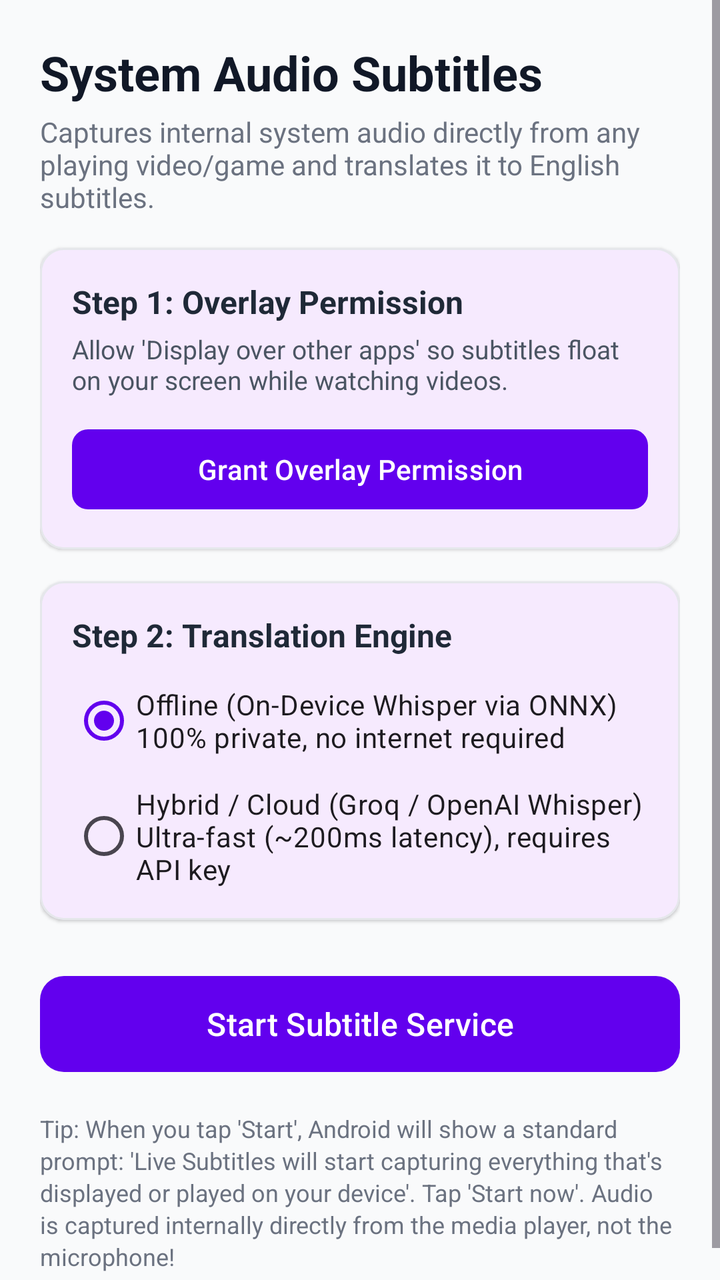
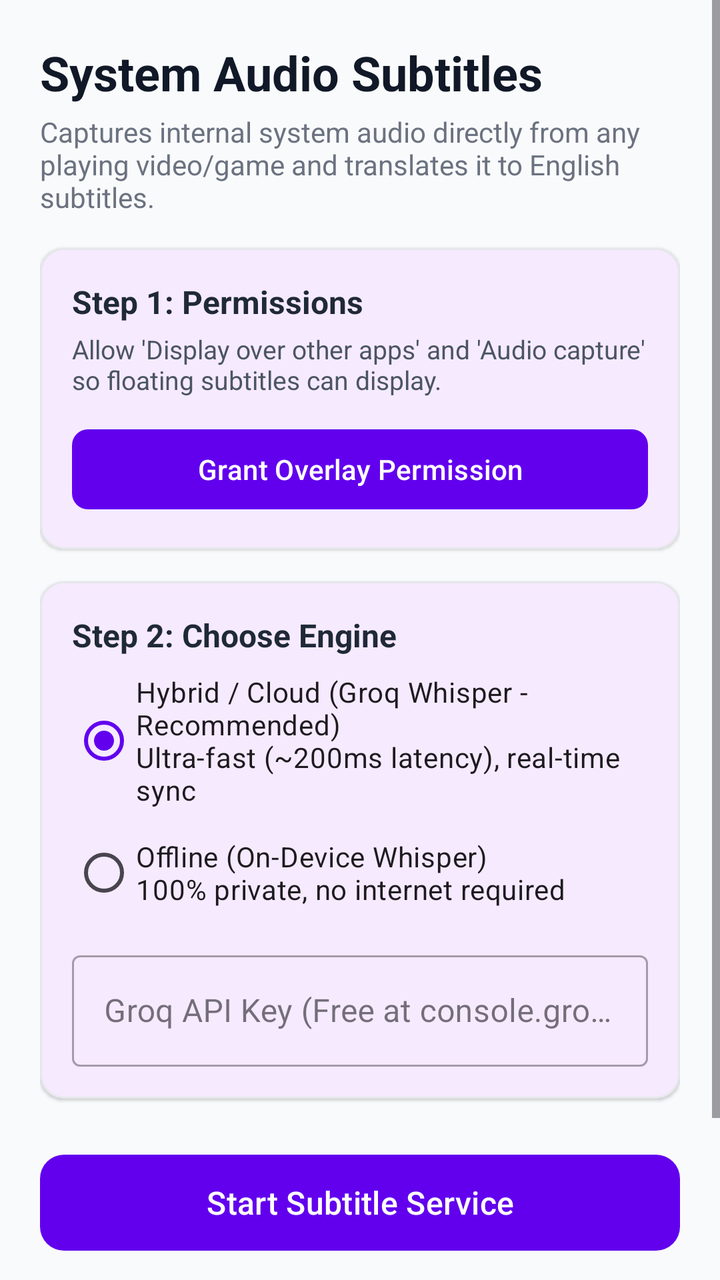

Compare the two renders of this Android layout. The source of the first and the diff that turns it into the second are given below.
<!-- AndroidManifest.xml: application theme Theme.LiveSubtitles -->
<!-- res/layout/activity_main.xml -->
<?xml version="1.0" encoding="utf-8"?>
<ScrollView xmlns:android="http://schemas.android.com/apk/res/android"
    xmlns:app="http://schemas.android.com/apk/res-auto"
    android:layout_width="match_parent"
    android:layout_height="match_parent"
    android:fillViewport="true"
    android:background="#F9FAFB">

    <LinearLayout
        android:layout_width="match_parent"
        android:layout_height="wrap_content"
        android:orientation="vertical"
        android:padding="20dp">

        
        <TextView
            android:layout_width="wrap_content"
            android:layout_height="wrap_content"
            android:text="System Audio Subtitles"
            android:textSize="24sp"
            android:textStyle="bold"
            android:textColor="#111827" />

        <TextView
            android:layout_width="wrap_content"
            android:layout_height="wrap_content"
            android:layout_marginTop="4dp"
            android:text="Captures internal system audio directly from any playing video/game and translates it to English subtitles."
            android:textSize="14sp"
            android:textColor="#6B7280" />

        
        <com.google.android.material.card.MaterialCardView
            android:id="@+id/cardPermission"
            android:layout_width="match_parent"
            android:layout_height="wrap_content"
            android:layout_marginTop="16dp"
            app:cardCornerRadius="12dp"
            app:cardElevation="1dp"
            app:strokeColor="#E5E7EB"
            app:strokeWidth="1dp">

            <LinearLayout
                android:layout_width="match_parent"
                android:layout_height="wrap_content"
                android:orientation="vertical"
                android:padding="16dp">

                <TextView
                    android:id="@+id/tvPermissionStatus"
                    android:layout_width="wrap_content"
                    android:layout_height="wrap_content"
                    android:text="Step 1: Overlay Permission"
                    android:textStyle="bold"
                    android:textSize="16sp"
                    android:textColor="#1F2937" />

                <TextView
                    android:layout_width="wrap_content"
                    android:layout_height="wrap_content"
                    android:layout_marginTop="4dp"
                    android:text="Allow 'Display over other apps' so subtitles float on your screen while watching videos."
                    android:textSize="13sp"
                    android:textColor="#4B5563" />

                <com.google.android.material.button.MaterialButton
                    android:id="@+id/btnGrantOverlay"
                    android:layout_width="match_parent"
                    android:layout_height="wrap_content"
                    android:layout_marginTop="12dp"
                    android:text="Grant Overlay Permission"
                    app:cornerRadius="8dp" />
            </LinearLayout>
        </com.google.android.material.card.MaterialCardView>

        
        <com.google.android.material.card.MaterialCardView
            android:layout_width="match_parent"
            android:layout_height="wrap_content"
            android:layout_marginTop="16dp"
            app:cardCornerRadius="12dp"
            app:cardElevation="1dp"
            app:strokeColor="#E5E7EB"
            app:strokeWidth="1dp">

            <LinearLayout
                android:layout_width="match_parent"
                android:layout_height="wrap_content"
                android:orientation="vertical"
                android:padding="16dp">

                <TextView
                    android:layout_width="wrap_content"
                    android:layout_height="wrap_content"
                    android:text="Step 2: Translation Engine"
                    android:textStyle="bold"
                    android:textSize="16sp"
                    android:textColor="#1F2937" />

                <RadioGroup
                    android:id="@+id/rgEngine"
                    android:layout_width="match_parent"
                    android:layout_height="wrap_content"
                    android:layout_marginTop="8dp">

                    <RadioButton
                        android:id="@+id/rbOffline"
                        android:layout_width="match_parent"
                        android:layout_height="wrap_content"
                        android:checked="true"
                        android:text="Offline (On-Device Whisper via ONNX)\n100% private, no internet required"
                        android:textSize="14sp" />

                    <RadioButton
                        android:id="@+id/rbCloud"
                        android:layout_width="match_parent"
                        android:layout_height="wrap_content"
                        android:layout_marginTop="8dp"
                        android:text="Hybrid / Cloud (Groq / OpenAI Whisper)\nUltra-fast (~200ms latency), requires API key"
                        android:textSize="14sp" />
                </RadioGroup>

                
                <com.google.android.material.textfield.TextInputLayout
                    android:id="@+id/layoutApiKey"
                    android:layout_width="match_parent"
                    android:layout_height="wrap_content"
                    android:layout_marginTop="12dp"
                    android:hint="Groq or OpenAI API Key"
                    android:visibility="gone"
                    style="@style/Widget.MaterialComponents.TextInputLayout.OutlinedBox">

                    <com.google.android.material.textfield.TextInputEditText
                        android:id="@+id/etApiKey"
                        android:layout_width="match_parent"
                        android:layout_height="wrap_content"
                        android:inputType="textPassword" />
                </com.google.android.material.textfield.TextInputLayout>

            </LinearLayout>
        </com.google.android.material.card.MaterialCardView>

        
        <com.google.android.material.button.MaterialButton
            android:id="@+id/btnToggleService"
            android:layout_width="match_parent"
            android:layout_height="56dp"
            android:layout_marginTop="24dp"
            android:text="Start Subtitle Service"
            android:textSize="16sp"
            app:cornerRadius="12dp" />

        
        <TextView
            android:layout_width="match_parent"
            android:layout_height="wrap_content"
            android:layout_marginTop="16dp"
            android:text="Tip: When you tap 'Start', Android will show a standard prompt: 'Live Subtitles will start capturing everything that's displayed or played on your device'. Tap 'Start now'. Audio is captured internally directly from the media player, not the microphone!"
            android:textSize="12sp"
            android:textColor="#6B7280"
            android:lineSpacingExtra="2dp" />

    </LinearLayout>
</ScrollView>
<!-- resources referenced by this layout -->
<resources>
  <style name="Theme.LiveSubtitles" parent="Theme.Material3.DayNight.NoActionBar">
          <item name="colorPrimary">@color/purple_500</item>
          <item name="colorPrimaryVariant">@color/purple_700</item>
          <item name="colorOnPrimary">@color/white</item>
      </style>
  <color name="purple_500">#6200EE</color>
  <color name="purple_700">#3700B3</color>
  <color name="white">#FFFFFFFF</color>
</resources>

<!-- the commit's change to res/layout/activity_main.xml (unified diff, before → after) -->
@@ -50,7 +50,7 @@
                     android:id="@+id/tvPermissionStatus"
                     android:layout_width="wrap_content"
                     android:layout_height="wrap_content"
-                    android:text="Step 1: Overlay Permission"
+                    android:text="Step 1: Permissions"
                     android:textStyle="bold"
                     android:textSize="16sp"
                     android:textColor="#1F2937" />
@@ -59,7 +59,7 @@
                     android:layout_width="wrap_content"
                     android:layout_height="wrap_content"
                     android:layout_marginTop="4dp"
-                    android:text="Allow 'Display over other apps' so subtitles float on your screen while watching videos."
+                    android:text="Allow 'Display over other apps' and 'Audio capture' so floating subtitles can display."
                     android:textSize="13sp"
                     android:textColor="#4B5563" />
 
@@ -92,7 +92,7 @@
                 <TextView
                     android:layout_width="wrap_content"
                     android:layout_height="wrap_content"
-                    android:text="Step 2: Translation Engine"
+                    android:text="Step 2: Choose Engine"
                     android:textStyle="bold"
                     android:textSize="16sp"
                     android:textColor="#1F2937" />
@@ -104,19 +104,19 @@
                     android:layout_marginTop="8dp">
 
                     <RadioButton
+                        android:id="@+id/rbCloud"
+                        android:layout_width="match_parent"
+                        android:layout_height="wrap_content"
+                        android:checked="true"
+                        android:text="Hybrid / Cloud (Groq Whisper - Recommended)\nUltra-fast (~200ms latency), real-time sync"
+                        android:textSize="14sp" />
+
+                    <RadioButton
                         android:id="@+id/rbOffline"
                         android:layout_width="match_parent"
                         android:layout_height="wrap_content"
-                        android:checked="true"
-                        android:text="Offline (On-Device Whisper via ONNX)\n100% private, no internet required"
-                        android:textSize="14sp" />
-
-                    <RadioButton
-                        android:id="@+id/rbCloud"
-                        android:layout_width="match_parent"
-                        android:layout_height="wrap_content"
                         android:layout_marginTop="8dp"
-                        android:text="Hybrid / Cloud (Groq / OpenAI Whisper)\nUltra-fast (~200ms latency), requires API key"
+                        android:text="Offline (On-Device Whisper)\n100% private, no internet required"
                         android:textSize="14sp" />
                 </RadioGroup>
 
@@ -126,8 +126,7 @@
                     android:layout_width="match_parent"
                     android:layout_height="wrap_content"
                     android:layout_marginTop="12dp"
-                    android:hint="Groq or OpenAI API Key"
-                    android:visibility="gone"
+                    android:hint="Groq API Key (Free at console.groq.com)"
                     style="@style/Widget.MaterialComponents.TextInputLayout.OutlinedBox">
 
                     <com.google.android.material.textfield.TextInputEditText
@@ -136,6 +135,41 @@
                         android:layout_height="wrap_content"
                         android:inputType="textPassword" />
                 </com.google.android.material.textfield.TextInputLayout>
+
+                
+                <LinearLayout
+                    android:id="@+id/layoutOfflineDownload"
+                    android:layout_width="match_parent"
+                    android:layout_height="wrap_content"
+                    android:orientation="vertical"
+                    android:visibility="gone"
+                    android:layout_marginTop="12dp">
+
+                    <TextView
+                        android:id="@+id/tvModelStatus"
+                        android:layout_width="wrap_content"
+                        android:layout_height="wrap_content"
+                        android:text="Offline Whisper model not downloaded yet."
+                        android:textSize="12sp"
+                        android:textColor="#D97706" />
+
+                    <ProgressBar
+                        android:id="@+id/progressBarModel"
+                        style="?android:attr/progressBarStyleHorizontal"
+                        android:layout_width="match_parent"
+                        android:layout_height="wrap_content"
+                        android:layout_marginTop="6dp"
+                        android:visibility="gone" />
+
+                    <com.google.android.material.button.MaterialButton
+                        android:id="@+id/btnDownloadModel"
+                        android:layout_width="match_parent"
+                        android:layout_height="wrap_content"
+                        android:layout_marginTop="6dp"
+                        android:text="📥 Download Whisper Model (~75 MB)"
+                        style="@style/Widget.MaterialComponents.Button.OutlinedButton"
+                        app:cornerRadius="8dp" />
+                </LinearLayout>
 
             </LinearLayout>
         </com.google.android.material.card.MaterialCardView>
@@ -152,13 +186,14 @@
 
         
         <TextView
+            android:id="@+id/tvDiagnostics"
             android:layout_width="match_parent"
             android:layout_height="wrap_content"
             android:layout_marginTop="16dp"
-            android:text="Tip: When you tap 'Start', Android will show a standard prompt: 'Live Subtitles will start capturing everything that's displayed or played on your device'. Tap 'Start now'. Audio is captured internally directly from the media player, not the microphone!"
+            android:text="How to know it's working: When started, a floating black bar appears on screen showing '🟢 Listening to System Audio'. As soon as you play a YouTube video or movie, it displays the live volume meter and translates dialogue to English!"
             android:textSize="12sp"
-            android:textColor="#6B7280"
-            android:lineSpacingExtra="2dp" />
+            android:textColor="#4B5563"
+            android:lineSpacingExtra="3dp" />
 
     </LinearLayout>
 </ScrollView>
